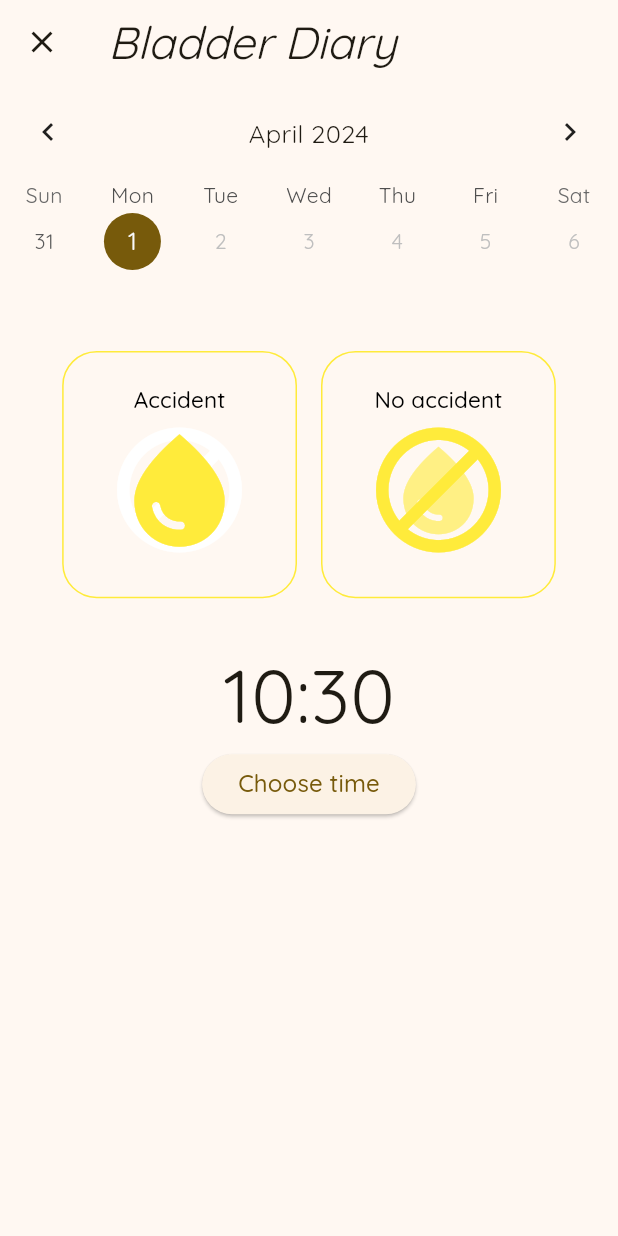
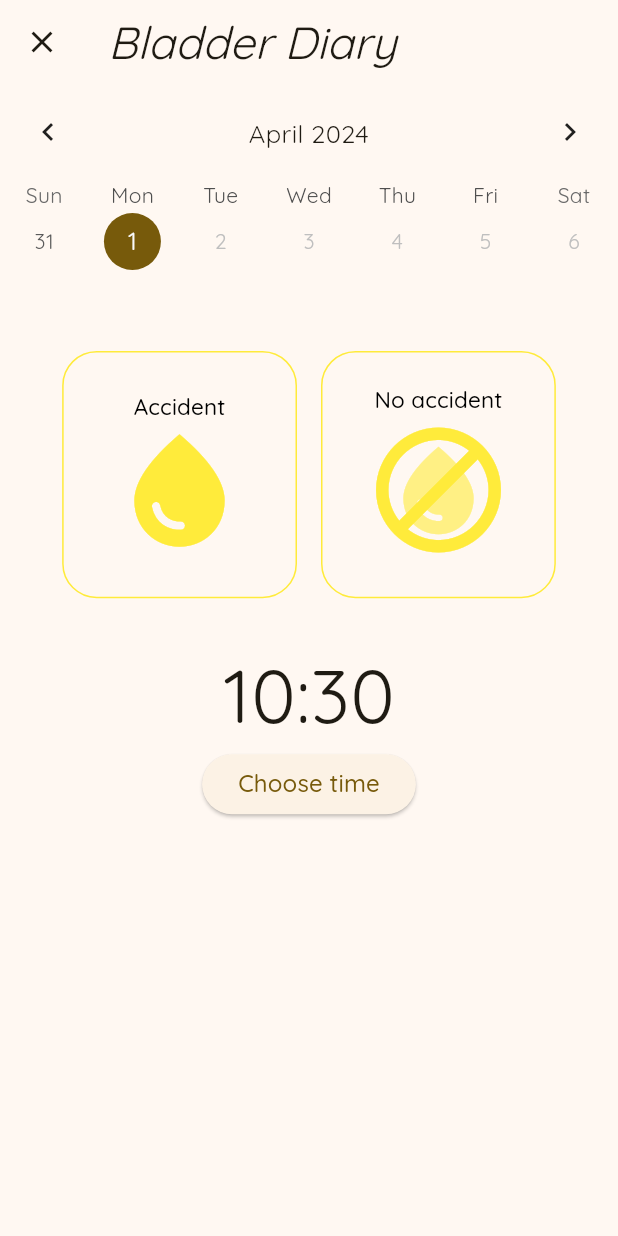
Before and after one commit to ellenritterbusch/urinary_incontinence_application, a Flutter app: the BladderDiaryPage screen opened directly, on a phone screen of 412 x 824 dp. Run offline on Flutter 3.47's test engine with Material 3 defaults, Android fonts, the phone set to English and light mode, and no system bars; drawn by our look-alikes of table_calendar; our stand-ins replace google_fonts, sqflite; accounts and stored records are empty.

Commit message:
"fixed" accident button

```diff
--- a/lib/BladderDiary/BladderDiaryPage/Accident_button.dart
+++ b/lib/BladderDiary/BladderDiaryPage/Accident_button.dart
@@ -1,15 +1,16 @@
 import 'package:flutter/material.dart';
+
 
 
 class Accident_Button extends StatefulWidget {
   final Function() onPressed;
   final String accidentText;
   final Icon icon;
-  final Icon stackIcon;
   final Color bordercolor;
 
-  Accident_Button({Key? key, required this.onPressed, required this.accidentText,
-   required this.icon, required this.bordercolor, required this.stackIcon}): super(key:key);
+
+  const Accident_Button({Key? key, required this.onPressed, required this.accidentText,
+   required this.icon, required this.bordercolor}): super(key:key);
 
   @override
   State<Accident_Button> createState() => _Accident_ButtonState();
@@ -17,6 +18,48 @@ class Accident_Button extends StatefulWidget {
 
 // Accident Button //
 class _Accident_ButtonState extends State<Accident_Button> {
+  @override
+  Widget build(BuildContext context) {
+    return OutlinedButton(
+      style: OutlinedButton.styleFrom(
+        fixedSize: Size(MediaQuery.of(context).size.width * 0.38,MediaQuery.of(context).size.height * 0.20),
+        shape: RoundedRectangleBorder(borderRadius: BorderRadius.circular(23)),
+        side: BorderSide(color: widget.bordercolor)
+        ),
+        onPressed: widget.onPressed,
+          child: Column(
+            mainAxisAlignment: MainAxisAlignment.center,
+              children: [
+                Text(widget.accidentText,
+                style: TextStyle(fontSize: 15, color: Colors.black),
+                textAlign: TextAlign.start,
+                ),
+                widget.icon,
+            ]
+          ),
+    );
+  }
+
+}
+
+
+class No_Accident_Button extends StatefulWidget {
+  final Function() onPressed;
+  final String accidentText;
+  final Icon icon;
+  final Icon stackIcon;
+  final Color bordercolor;
+
+
+  No_Accident_Button({Key? key, required this.onPressed, required this.accidentText,
+   required this.icon, required this.bordercolor, required this.stackIcon}): super(key:key);
+
+  @override
+  State<No_Accident_Button> createState() => _No_Accident_ButtonState();
+}
+
+// Accident Button //
+class _No_Accident_ButtonState extends State<No_Accident_Button> {
   @override
   Widget build(BuildContext context) {
     return OutlinedButton(
@@ -44,4 +87,5 @@ class _Accident_ButtonState extends State<Accident_Button> {
           ),
     );
   }
+
 }
--- a/lib/BladderDiary/BladderDiaryPage/BladderDiaryPage.dart
+++ b/lib/BladderDiary/BladderDiaryPage/BladderDiaryPage.dart
@@ -53,7 +53,6 @@ class _BladderDiaryState extends State<BladderDiaryPage> {
               child: Accident_Button(
                 accidentText: 'Accident',
                 icon: const Icon(Icons.water_drop, size: 90, color:  Colors.yellow),
-                stackIcon: Icon(Icons.dnd_forwardslash_outlined, size: 100,color: Colors.white.withOpacity(1)),
                 bordercolor: yespressed? kDefaultIconDarkColor : Colors.yellow,
               onPressed: () {setState(() {
                 yespressed = true;
@@ -65,7 +64,7 @@ class _BladderDiaryState extends State<BladderDiaryPage> {
             /////// NO  accidentButton /////
             Padding(
               padding: const EdgeInsets.all(8.0),
-              child: Accident_Button(
+              child: No_Accident_Button(
                 accidentText: 'No accident',
                 icon: Icon(Icons.water_drop, size: 70, color:  Colors.yellow.withOpacity(0.6),),
                 stackIcon: Icon(Icons.dnd_forwardslash_outlined, size: 100,color: Colors.yellow,),
--- a/lib/BladderDiary/CalendarPage/Table_calendar.dart
+++ b/lib/BladderDiary/CalendarPage/Table_calendar.dart
@@ -3,6 +3,8 @@ import 'package:intl/intl.dart';
 import 'package:table_calendar/table_calendar.dart';
 import 'package:urinary_incontinence_application/BladderDiary/CalendarPage/CalendarPage.dart';
 import 'package:urinary_incontinence_application/BladderDiary/DailyEvaluationPage/DailyEvaluationPage.dart';
+import 'package:urinary_incontinence_application/Database/DatabaseManager.dart';
+import 'package:urinary_incontinence_application/Database/DatabaseModel.dart';
 
 
 DateTime today = DateTime.now();
@@ -18,21 +20,18 @@ class Table_calendar extends StatefulWidget {
 
 class _Table_calendarState extends State<Table_calendar> {
 
-TextEditingController _evaluationController = TextEditingController();
 
   //store the evaluations created
-  Map<DateTime, List<Evaluation>> evaluations = {};
-  late final ValueNotifier<List<Evaluation>> _selectedEvaluation;
+  // Map<DateTime, List<Evaluation>> evaluations = DatabaseManager.databaseManager.getDailyEvaluations();
+  // late final ValueNotifier<List<Evaluation>> _selectedEvaluation;
 
-  @override
-  void initState(){
-    super.initState();
-    _selectedEvaluation = ValueNotifier(getEvaluationForDay(today));
-  }
+  // @override
+  // void initState(){
+  //   super.initState();
+  //   _selectedEvaluation = ValueNotifier(getEvaluationForDay(today));
+  // }
 
-  List<Evaluation> getEvaluationForDay(DateTime day) {
-    return evaluations[day] ?? [];
-  }
+
 
 void _onDaySelected(DateTime selectedDay, DateTime focusedDay){ //funktion der sætter den valgte dag til den dag der skal være i fokus
   setState(() {
@@ -45,27 +44,7 @@ void _onDaySelected(DateTime selectedDay, DateTime focusedDay){ //funktion der s
   @override
   Widget build(BuildContext context) {
     return Container(
-      // floatingActionButton: FloatingActionButton(
-      //       onPressed:() {
-      //         showDialog(context: context,
-      //         builder: (context){
-      //           return AlertDialog(
-      //             content: TextField(controller: _evaluationController),
-      //             actions: [
-      //               ElevatedButton(
-      //                 onPressed: (){
-      //                   //store the evaluation into the map
-      //                   evaluations.addAll({today!: [Evaluation(_evaluationController.text)]});
-      //                   Navigator.of(context).pop();
-      //                 },
-      //                 child: Text('submit'),)
-      //             ],
-      //           );
-      //         }
-      //         );
-      //       },
-      //       child: Icon(Icons.add),
-      //     ),
+
       child: TableCalendar(
         locale: "en_US",
         rowHeight: 50,
--- a/lib/Database/DatabaseManager.dart
+++ b/lib/Database/DatabaseManager.dart
@@ -59,6 +59,8 @@ Future <void> insertDailyEvaluation(DatabaseModel data) async {
     Database db = await databaseDB;
     return await db.query(DailyEvaluationTable);
   }
+
+
 //UPDATE
 Future <int> updateDailyEvaluation (DatabaseModel dailyEvaluation) async {
   Database db = await databaseManager.databaseDB;
--- a/pubspec.yaml
+++ b/pubspec.yaml
@@ -41,7 +41,6 @@ dependencies:
   sqflite: ^2.3.2
   path_provider: ^2.1.2
   intl: ^0.19.0
-
 
 dev_dependencies:
   flutter_test:
```
Also changed, not shown: pubspec.lock.
